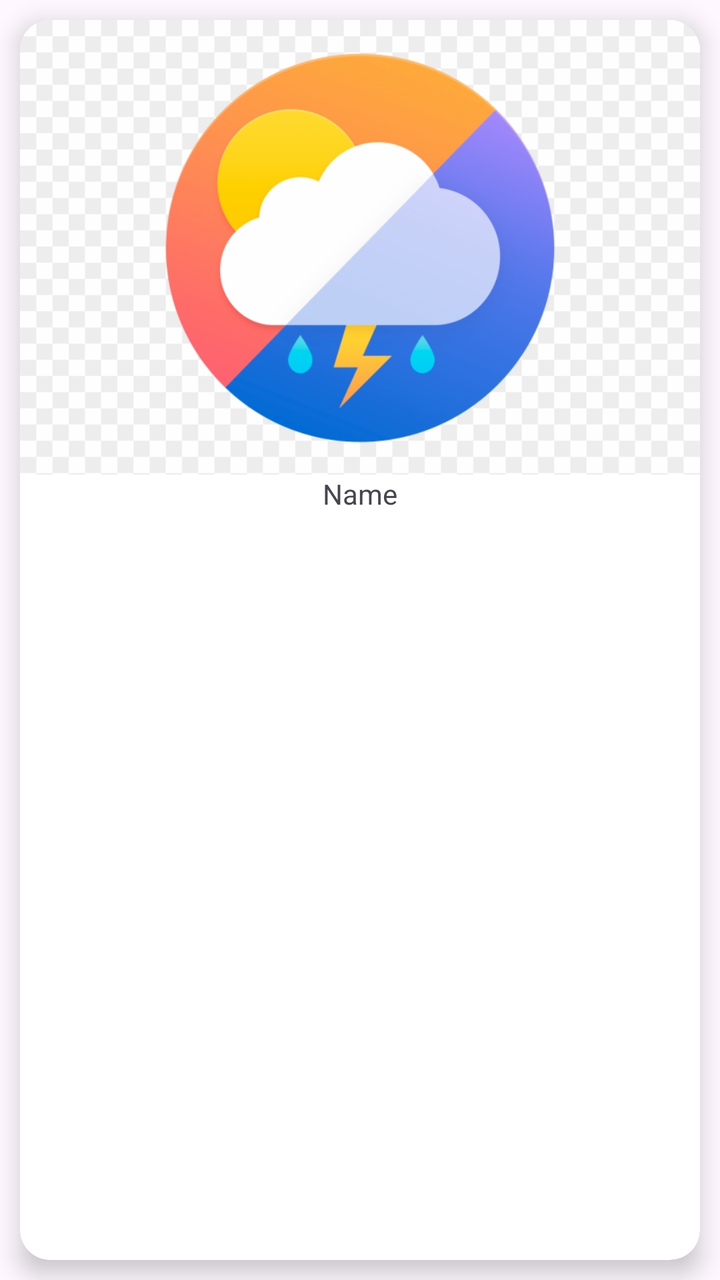
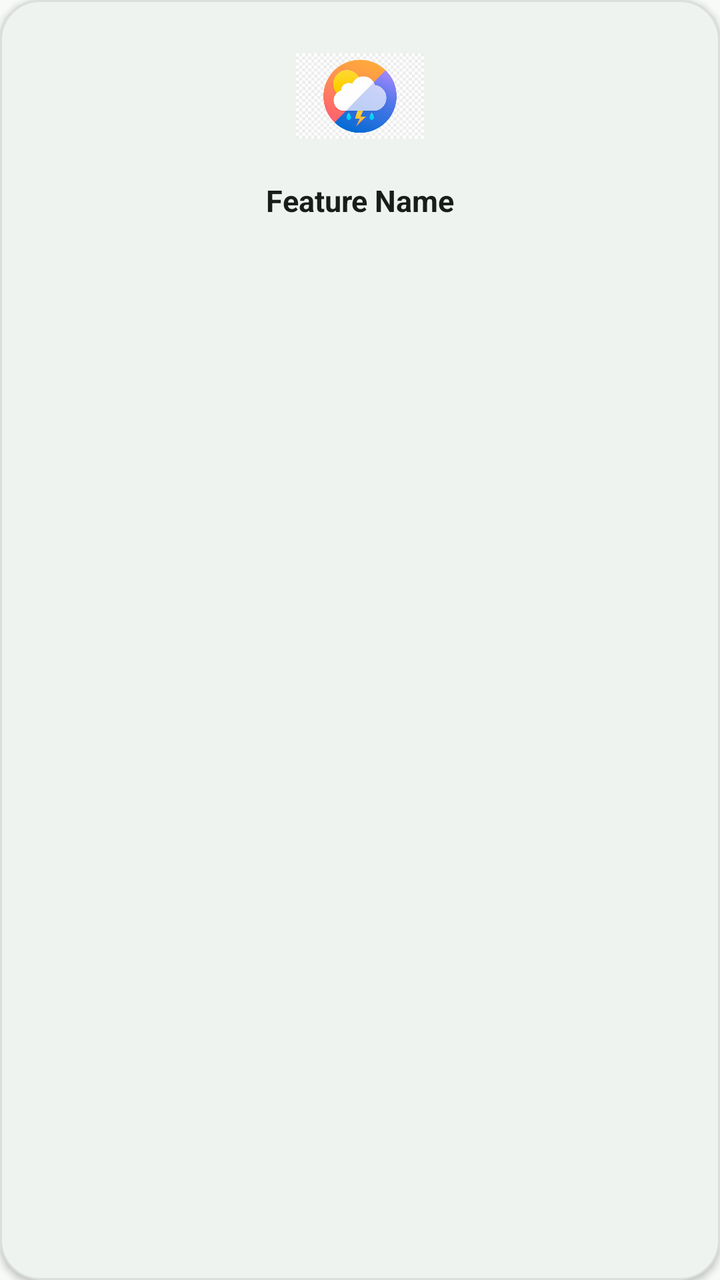

An Android layout rendered at two revisions. The XML below is the earlier revision; the diff shows what the commit changed to produce the second picture.
<!-- AndroidManifest.xml: application theme Theme.AGRICONNECT -->
<!-- res/layout/card_cell_them.xml -->
<?xml version="1.0" encoding="utf-8"?>
<LinearLayout xmlns:android="http://schemas.android.com/apk/res/android"
    xmlns:app="http://schemas.android.com/apk/res-auto"
    android:orientation="vertical"
    android:layout_width="match_parent"
    android:layout_height="wrap_content">

    <androidx.cardview.widget.CardView
        android:layout_width="match_parent"
        android:layout_height="match_parent"
        app:cardCornerRadius="15dp"
        android:layout_margin="10dp"
        android:clickable="true"
        app:cardElevation="7dp">
        <LinearLayout
            android:layout_width="match_parent"
            android:layout_height="match_parent"
            android:orientation="vertical">
            <ImageView
                android:layout_width="wrap_content"
                android:layout_height="wrap_content"
                android:src="@drawable/weather_logo"
                android:adjustViewBounds="true"
                android:id="@+id/Image_id"/>
            <TextView
                android:layout_width="match_parent"
                android:layout_height="wrap_content"
                android:textAlignment="center"
                android:text="Name"
                android:id="@+id/Text_id"/>
        </LinearLayout>
    </androidx.cardview.widget.CardView>

</LinearLayout>
<!-- resources referenced by this layout -->
<resources>
  <!-- drawable weather_logo: png bitmap (drawable, 106799 bytes) -->
  <style name="Theme.AGRICONNECT" parent="Base.Theme.AGRICONNECT" />
  <style name="Base.Theme.AGRICONNECT" parent="Theme.Material3.DayNight.NoActionBar">
          
           <item name="colorPrimary">#0CCEE7</item>
           <item name="colorPrimaryVariant">#0CCEE7</item>
           <item name="android:statusBarColor">#0CCEE7</item>
      </style>
</resources>

<!-- the commit's change to res/layout/card_cell_them.xml (unified diff, before → after) -->
@@ -1,34 +1,42 @@
 <?xml version="1.0" encoding="utf-8"?>
-<LinearLayout xmlns:android="http://schemas.android.com/apk/res/android"
+<com.google.android.material.card.MaterialCardView xmlns:android="http://schemas.android.com/apk/res/android"
     xmlns:app="http://schemas.android.com/apk/res-auto"
-    android:orientation="vertical"
     android:layout_width="match_parent"
-    android:layout_height="wrap_content">
+    android:layout_height="wrap_content"
+    android:layout_margin="8dp"
+    app:cardBackgroundColor="@color/white"
+    app:cardCornerRadius="20dp"
+    app:cardElevation="2dp"
+    app:strokeColor="@color/agri_card_stroke_light"
+    app:strokeWidth="1dp">
 
-    <androidx.cardview.widget.CardView
+    <LinearLayout
         android:layout_width="match_parent"
-        android:layout_height="match_parent"
-        app:cardCornerRadius="15dp"
-        android:layout_margin="10dp"
-        android:clickable="true"
-        app:cardElevation="7dp">
-        <LinearLayout
+        android:layout_height="wrap_content"
+        android:background="?attr/selectableItemBackground"
+        android:gravity="center_horizontal"
+        android:orientation="vertical"
+        android:padding="16dp">
+
+        <ImageView
+            android:id="@+id/Image_id"
+            android:layout_width="64dp"
+            android:layout_height="64dp"
+            android:adjustViewBounds="true"
+            android:scaleType="centerInside"
+            android:src="@drawable/weather_logo" />
+
+        <TextView
+            android:id="@+id/Text_id"
             android:layout_width="match_parent"
-            android:layout_height="match_parent"
-            android:orientation="vertical">
-            <ImageView
-                android:layout_width="wrap_content"
-                android:layout_height="wrap_content"
-                android:src="@drawable/weather_logo"
-                android:adjustViewBounds="true"
-                android:id="@+id/Image_id"/>
-            <TextView
-                android:layout_width="match_parent"
-                android:layout_height="wrap_content"
-                android:textAlignment="center"
-                android:text="Name"
-                android:id="@+id/Text_id"/>
-        </LinearLayout>
-    </androidx.cardview.widget.CardView>
+            android:layout_height="wrap_content"
+            android:layout_marginTop="10dp"
+            android:fontFamily="sans-serif-bold"
+            android:text="Feature Name"
+            android:textAlignment="center"
+            android:textColor="@color/agri_text_primary"
+            android:textSize="15sp"
+            android:textStyle="bold" />
 
-</LinearLayout>
+    </LinearLayout>
+</com.google.android.material.card.MaterialCardView>
<!-- resource entries referenced after the edit -->
@@ -1,12 +1,43 @@
 <!-- resources referenced by this layout -->
 <resources>
+  <color name="agri_card_stroke_light">#15000000</color>
+  <color name="agri_text_primary">#1A1C19</color>
+  <color name="white">#FFFFFFFF</color>
   <!-- drawable weather_logo: png bitmap (drawable, 106799 bytes) -->
   <style name="Theme.AGRICONNECT" parent="Base.Theme.AGRICONNECT" />
   <style name="Base.Theme.AGRICONNECT" parent="Theme.Material3.DayNight.NoActionBar">
-          
-           <item name="colorPrimary">#0CCEE7</item>
-           <item name="colorPrimaryVariant">#0CCEE7</item>
-           <item name="android:statusBarColor">#0CCEE7</item>
+          <item name="colorPrimary">@color/md_theme_light_primary</item>
+          <item name="colorOnPrimary">@color/md_theme_light_onPrimary</item>
+          <item name="colorPrimaryContainer">@color/md_theme_light_primaryContainer</item>
+          <item name="colorOnPrimaryContainer">@color/md_theme_light_onPrimaryContainer</item>
+          <item name="colorSecondary">@color/md_theme_light_secondary</item>
+          <item name="colorOnSecondary">@color/md_theme_light_onSecondary</item>
+          <item name="colorSecondaryContainer">@color/md_theme_light_secondaryContainer</item>
+          <item name="colorOnSecondaryContainer">@color/md_theme_light_onSecondaryContainer</item>
+          <item name="colorError">@color/md_theme_light_error</item>
+          <item name="colorOnError">@color/md_theme_light_onError</item>
+          <item name="colorErrorContainer">@color/md_theme_light_errorContainer</item>
+          <item name="colorOnErrorContainer">@color/md_theme_light_onErrorContainer</item>
+          <item name="android:colorBackground">@color/md_theme_light_background</item>
+          <item name="colorOnBackground">@color/md_theme_light_onBackground</item>
+          <item name="colorSurface">@color/md_theme_light_surface</item>
+          <item name="colorOnSurface">@color/md_theme_light_onSurface</item>
       </style>
+  <color name="md_theme_light_primary">#1B5E20</color>
+  <color name="md_theme_light_onPrimary">#FFFFFF</color>
+  <color name="md_theme_light_primaryContainer">#D8F3DC</color>
+  <color name="md_theme_light_onPrimaryContainer">#002105</color>
+  <color name="md_theme_light_secondary">#388E3C</color>
+  <color name="md_theme_light_onSecondary">#FFFFFF</color>
+  <color name="md_theme_light_secondaryContainer">#E8F5E9</color>
+  <color name="md_theme_light_onSecondaryContainer">#0B2F10</color>
+  <color name="md_theme_light_error">#BA1A1A</color>
+  <color name="md_theme_light_onError">#FFFFFF</color>
+  <color name="md_theme_light_errorContainer">#FFDAD6</color>
+  <color name="md_theme_light_onErrorContainer">#410002</color>
+  <color name="md_theme_light_background">#F8FAF7</color>
+  <color name="md_theme_light_onBackground">#191C19</color>
+  <color name="md_theme_light_surface">#FFFFFF</color>
+  <color name="md_theme_light_onSurface">#191C19</color>
 </resources>
 
